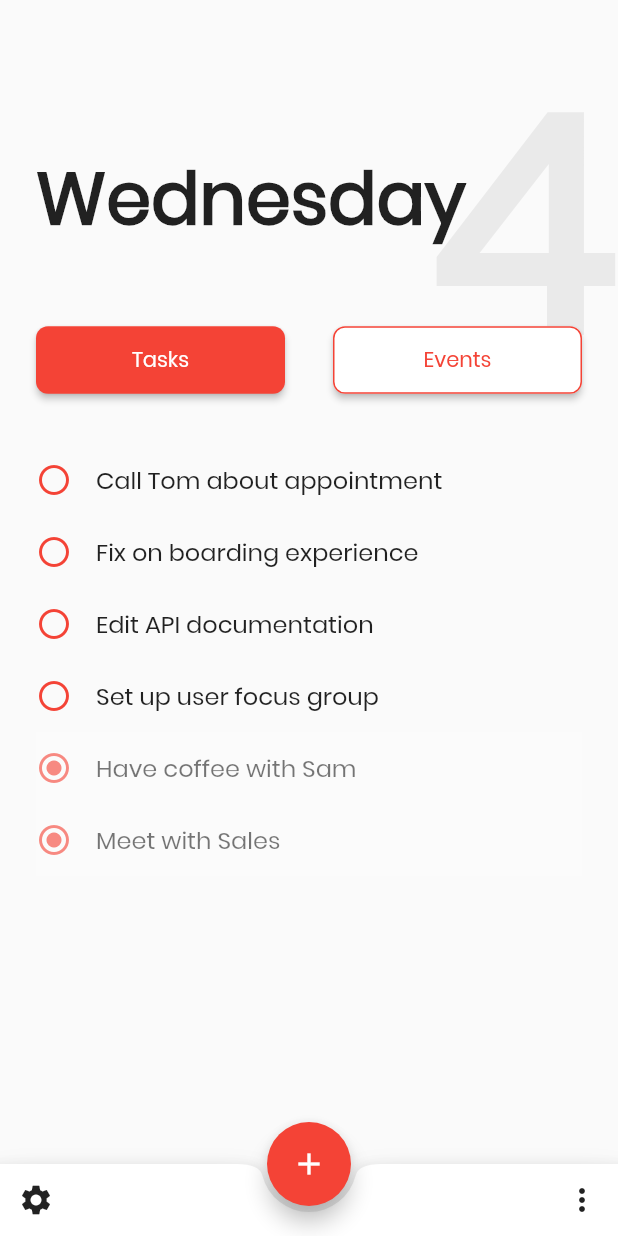
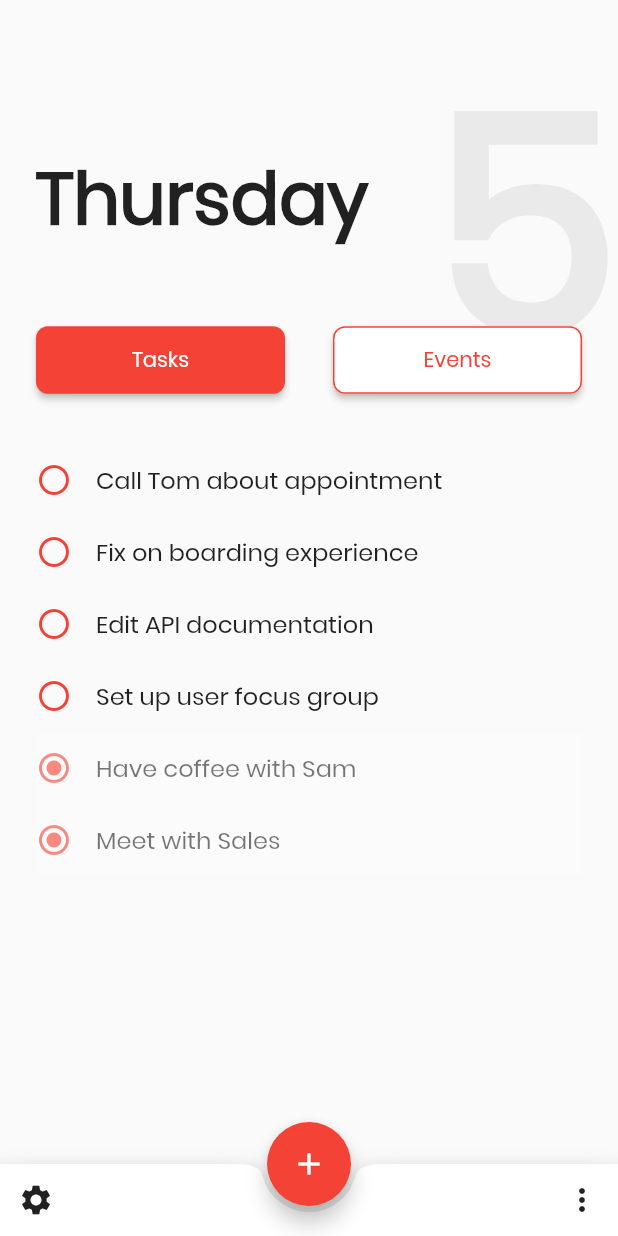
Before and after one commit to sidsbrmnn/todo_app, a Flutter app: the screen it shows after launch, on a phone screen of 412 x 824 dp. Run offline on Flutter 3.47's test engine with Material 2 defaults, Android fonts, the phone set to English and light mode, and no system bars.

```diff
--- a/lib/main.dart
+++ b/lib/main.dart
@@ -1,7 +1,5 @@
 import 'package:flutter/material.dart';
-import 'package:todo_app/pages/events_page.dart';
-import 'package:todo_app/pages/tasks_page.dart';
-import 'package:todo_app/widgets/custom_button.dart';
+import 'package:intl/intl.dart';
 
 import 'models.dart';
 import 'pages/add_event_page.dart';
@@ -57,7 +55,7 @@ class _MyHomePageState extends State<MyHomePage> {
           Positioned(
             right: 0,
             child: Text(
-              '4',
+              new DateFormat.d().format(new DateTime.now()),
               style: TextStyle(
                 fontSize: 200,
                 fontWeight: FontWeight.bold,
@@ -114,7 +112,7 @@ class _MyHomePageState extends State<MyHomePage> {
         Padding(
           padding: const EdgeInsets.all(24.0),
           child: Text(
-            'Wednesday',
+            new DateFormat.EEEE().format(new DateTime.now()),
             style: TextStyle(
               fontSize: 48.0,
               fontWeight: FontWeight.bold,
```
